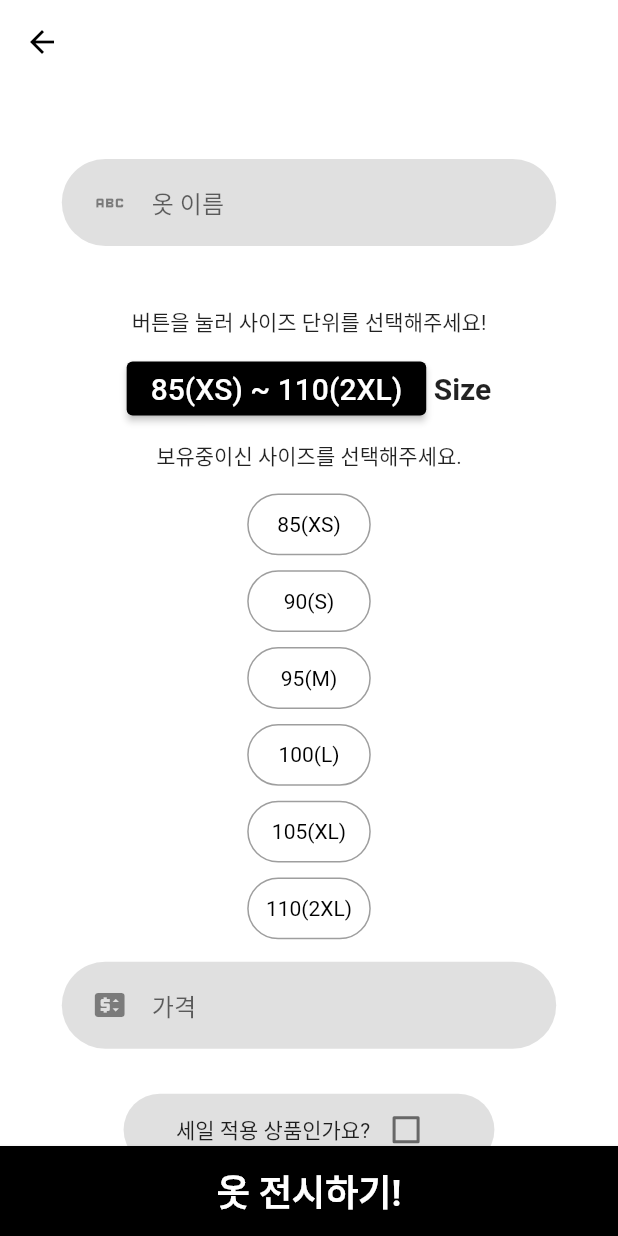
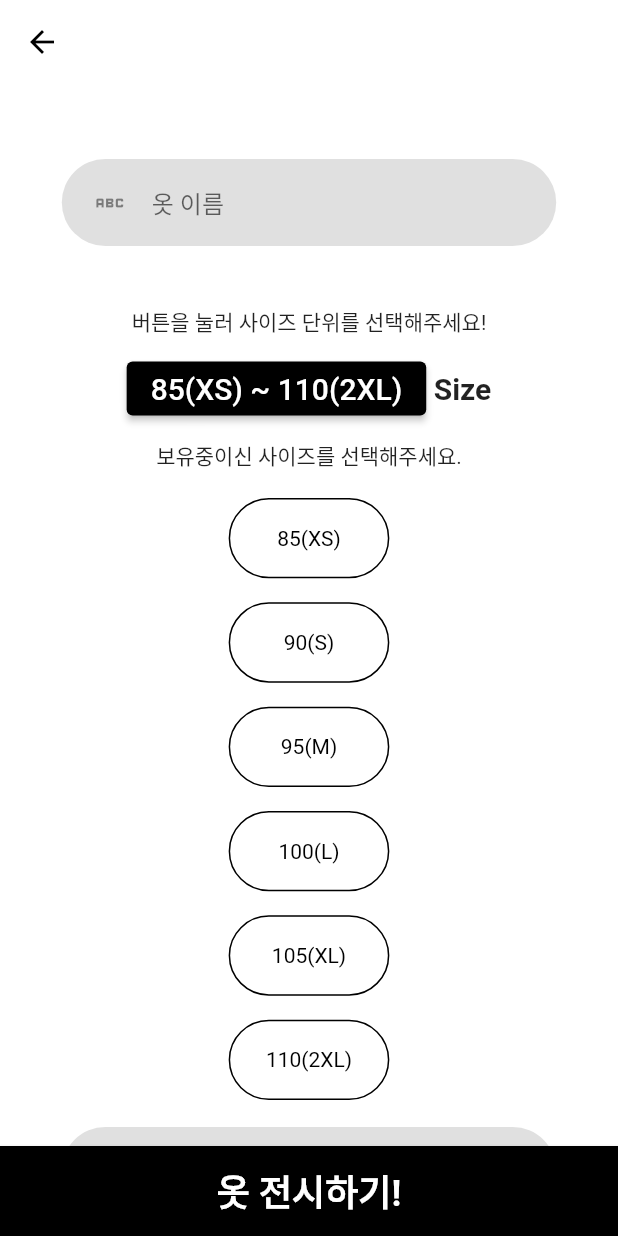
Before and after one commit to TypiDoyun/stac-offline, a Flutter app: the ClothesUploadPage screen opened directly, after a tap on "Free", on a phone screen of 412 x 824 dp. Run offline on Flutter 3.47's test engine with Material 2 defaults, Android fonts, the light colour scheme and no system bars; our stand-ins replace dio, get, image_picker; missing offline and left inert: flutter_naver_map.

Commit message:
fix: 옷 전시 버그 픽스

```diff
--- a/lib/Widgets/sizebutton.dart
+++ b/lib/Widgets/sizebutton.dart
@@ -17,7 +17,7 @@ class SizeButton extends StatelessWidget {
     Size size = MediaQuery
         .of(context)
         .size;
-    return GestureDetector(
+    return InkWell(
       onTap: toggleTouch,
       child: Container(
         margin: EdgeInsets.symmetric(vertical: 5),
--- a/lib/ownerpages/clothesupload.dart
+++ b/lib/ownerpages/clothesupload.dart
@@ -5,13 +5,10 @@ import 'package:get/get.dart';
 import 'package:intl/intl.dart';
 import 'package:offline/Widgets/roundedInputField.dart';
 import 'package:image_picker/image_picker.dart';
-import 'package:offline/Widgets/sizebutton.dart';
 import 'package:offline/servercontroller.dart';
-
 
 class ClothesUploadPage extends StatefulWidget {
   const ClothesUploadPage({super.key});
-
 
   @override
   State<StatefulWidget> createState() => _ClothesUploadPageState();
@@ -27,8 +24,9 @@ class _ClothesUploadPageState extends State<ClothesUploadPage> {
     setState(() {
       _textIndex = (_textIndex + 1) % _textOptions.length;
       if (_textOptions[_textIndex] == 'Free') {
-        clothesInfo["size"] = ['Free'];
+        clothesInfo["size"] = 'Free';
       } else if (_textOptions[_textIndex] == '85(XS) ~ 110(2XL)') {
+        clothesInfo["size"] = ['','','','','',''];
         List selectedSizes = [];
         for (int i = 0; i < buttonSelectedStates.length; i++) {
           if (buttonSelectedStates[i]) {
@@ -46,7 +44,7 @@ class _ClothesUploadPageState extends State<ClothesUploadPage> {
     "95(M)",
     "100(L)",
     "105(XL)",
-    "110(2XL)"
+    "110(2XL)",
   ];
 
   List buttonSelectedStates = List.filled(6, false);
@@ -60,7 +58,7 @@ class _ClothesUploadPageState extends State<ClothesUploadPage> {
   final Map<String, dynamic> clothesInfo = {
     "name": "",
     "price": 0,
-    "size": [],
+    "size": 'Free',
     "tag": "",
     "comment": "",
     "saleValue": 0,
@@ -84,7 +82,9 @@ class _ClothesUploadPageState extends State<ClothesUploadPage> {
 
   @override
   Widget build(BuildContext context) {
-    Size size = MediaQuery.of(context).size;
+    Size size = MediaQuery
+        .of(context)
+        .size;
     return Scaffold(
       appBar: AppBar(
         elevation: 0,
@@ -110,8 +110,7 @@ class _ClothesUploadPageState extends State<ClothesUploadPage> {
                   return null;
                 },
                 keyboardType: TextInputType.text,
-                  icon: Icons.abc
-                ),
+                icon: Icons.abc),
             const SizedBox(
               height: 30,
             ),
@@ -138,23 +137,53 @@ class _ClothesUploadPageState extends State<ClothesUploadPage> {
             ),
             Visibility(
               visible: _textOptions[_textIndex] == '85(XS) ~ 110(2XL)',
-                  child: Column(
-                    children: [
+              child: Column(children: [
                 Container(
                   margin: const EdgeInsets.symmetric(vertical: 10),
                   child: const Text("보유중이신 사이즈를 선택해주세요."),
                 ),
                 ...List.generate(sizeMenus_num.length, (index) {
-                        return SizeButton(
-                          toggleTouch: () => _toggleButton(index),
-                          containerColor: buttonSelectedStates[index] ? Colors.black : Colors.white,
-                          borderColor: buttonSelectedStates[index] ? Colors.black : Colors.grey,
-                          textColor: buttonSelectedStates[index] ? Colors.white : Colors.black,
-                          text: sizeMenus_num[index],
+                  return InkWell(
+                    onTap: () {
+                      _toggleButton(index);
+                      if (buttonSelectedStates[index]) {
+                        clothesInfo["size"][index] = sizeMenus_num[index];
+                      } else {
+                        clothesInfo["size"][index] = ""; // 또는 null을 할당할 수 있습니다.
+                      }
+                    },
+                    child: Container(
+                      margin: EdgeInsets.symmetric(vertical: 8),
+                      height: size.width * 0.13,
+                      width: size.width * 0.26,
+                      decoration: BoxDecoration(
+                        color: buttonSelectedStates[index]
+                            ? Colors.black
+                            : Colors.white,
+                        borderRadius: BorderRadius.circular(50),
+                        border: buttonSelectedStates[index]
+                            ? null
+                            : Border.all(color: Colors.black, width: 1),
+                      ),
+                      child: Center(
+                        child: Text(
+                          sizeMenus_num[index],
+                          style: TextStyle(
+                              color: buttonSelectedStates[index]
+                                  ? Colors.white
+                                  : Colors.black),
+                        ),
+                      ),
+                    ),
+                    // SizeButton(
+                    // toggleTouch: () => _toggleButton(index),
+                    // containerColor: buttonSelectedStates[index] ? Colors.black : Colors.white,
+                    // borderColor: buttonSelectedStates[index] ? Colors.black : Colors.grey,
+                    // textColor: buttonSelectedStates[index] ? Colors.white : Colors.black,
+                    // text: sizeMenus_num[index],
                   );
                 }),
-                    ]
-                  ),
+              ]),
             ),
               roundedInputField(
                   color: Colors.black12,
@@ -163,7 +192,8 @@ class _ClothesUploadPageState extends State<ClothesUploadPage> {
                   enabled: true,
                   onChanged: (val) {
                     setState(() {
-                      num parsedValue = double.tryParse(val) ?? 0; // 문자열을 숫자로 변환 (기본값은 0)
+                      num parsedValue =
+                          double.tryParse(val) ?? 0; // 문자열을 숫자로 변환 (기본값은 0)
                       clothesInfo["price"] = parsedValue;
                     });
                   },
@@ -173,9 +203,7 @@ class _ClothesUploadPageState extends State<ClothesUploadPage> {
                   validator: (val) {
                     return null;
                   },
-                  icon: Icons.price_change
-              ),
-
+                  icon: Icons.price_change),
               Container(
                 margin: const EdgeInsets.symmetric(vertical: 20),
                 width: size.width * 0.6,
@@ -192,6 +220,7 @@ class _ClothesUploadPageState extends State<ClothesUploadPage> {
                       onChanged: (value) {
                         setState(() {
                           isCheckboxChecked = value!;
+                          isCheckboxChecked ? null : clothesInfo["saleValue"] = 0;
                         });
                       },
                     ),
@@ -203,13 +232,16 @@ class _ClothesUploadPageState extends State<ClothesUploadPage> {
                   mainAxisAlignment: MainAxisAlignment.start,
                   children: [
                     roundedInputField(
-                        color: isCheckboxChecked ? Colors.black12 : Colors.black12.withOpacity(0.4),
+                        color: isCheckboxChecked
+                            ? Colors.black12
+                            : Colors.black12.withOpacity(0.4),
                         hintText: "세일 %",
                         keyboardType: TextInputType.number,
                         enabled: isCheckboxChecked,
                         onChanged: (val) {
                           setState(() {
-                            num discountValue = double.tryParse(val) ?? 0; // 문자열을 숫자로 변환 (기본값은 0)
+                            num discountValue = double.tryParse(val) ??
+                                0; // 문자열을 숫자로 변환 (기본값은 0)
                             clothesInfo["saleValue"] = discountValue;
                           });
                         },
@@ -219,19 +251,19 @@ class _ClothesUploadPageState extends State<ClothesUploadPage> {
                         validator: (val) {
                           return null;
                         },
-                        icon: Icons.discount
-                    ),
-                    isCheckboxChecked ? Text(
+                        icon: Icons.discount),
+                    isCheckboxChecked
+                        ? Text(
                       '원가 : ${f.format(clothesInfo["price"])}\n세일가 : ${f.format(
-                          (clothesInfo["price"] - (clothesInfo["price"] * clothesInfo["saleValue"]! / 100)))}', // 저장된 가격 출력, 없을 경우 빈 문자열 출력
+                          (clothesInfo["price"] - (clothesInfo["price"] *
+                              clothesInfo["saleValue"]! / 100)))}',
+                      // 저장된 가격 출력, 없을 경우 빈 문자열 출력
                       style: TextStyle(fontSize: 16),
-                    ) : SizedBox(),
+                    )
+                        : SizedBox(),
                   ],
                 ),
               ),
-
-
-
               roundedInputField(
                   color: Colors.black12,
                   hintText: "태그",
@@ -243,8 +275,7 @@ class _ClothesUploadPageState extends State<ClothesUploadPage> {
                   validator: (val) {
                     return null;
                   },
-                  icon: Icons.tag
-                ),
+                  icon: Icons.tag),
               roundedInputField(
                   color: Colors.black12,
                   hintText: "코멘트",
@@ -256,12 +287,12 @@ class _ClothesUploadPageState extends State<ClothesUploadPage> {
                   validator: (val) {
                     return null;
                   },
-                  icon: Icons.comment
-                ),
+                  icon: Icons.comment),
               ElevatedButton(
-                    onPressed: _pickImages, child: const Text("이미지 선택")
-                ),
-                SizedBox(height: size.width*0.8,)
+                  onPressed: _pickImages, child: const Text("이미지 선택")),
+              SizedBox(
+                height: size.width * 0.8,
+              )
               ],
             ),
           ),
@@ -273,7 +304,7 @@ class _ClothesUploadPageState extends State<ClothesUploadPage> {
           child: ElevatedButton(
             style: ElevatedButton.styleFrom(
               shape: const RoundedRectangleBorder(
-                borderRadius: BorderRadius.zero, //볼더 제거
+                borderRadius: BorderRadius.zero,
               ),
             ),
             onPressed: () {
@@ -308,7 +339,6 @@ class _ClothesUploadPageState extends State<ClothesUploadPage> {
   }
 }
 
-
 List<XFile> _selectedImages = [];
 
 Future<dynamic> patchUserProfileImage() async {
```
Lines whose indentation alone changed are shown as unchanged.
